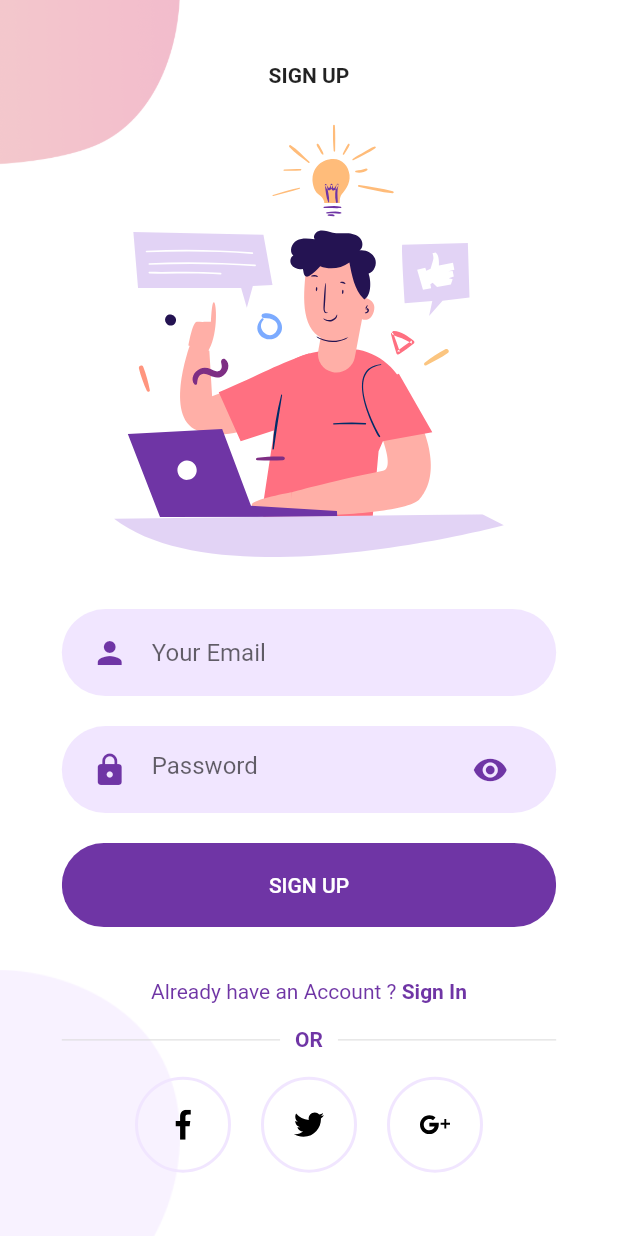
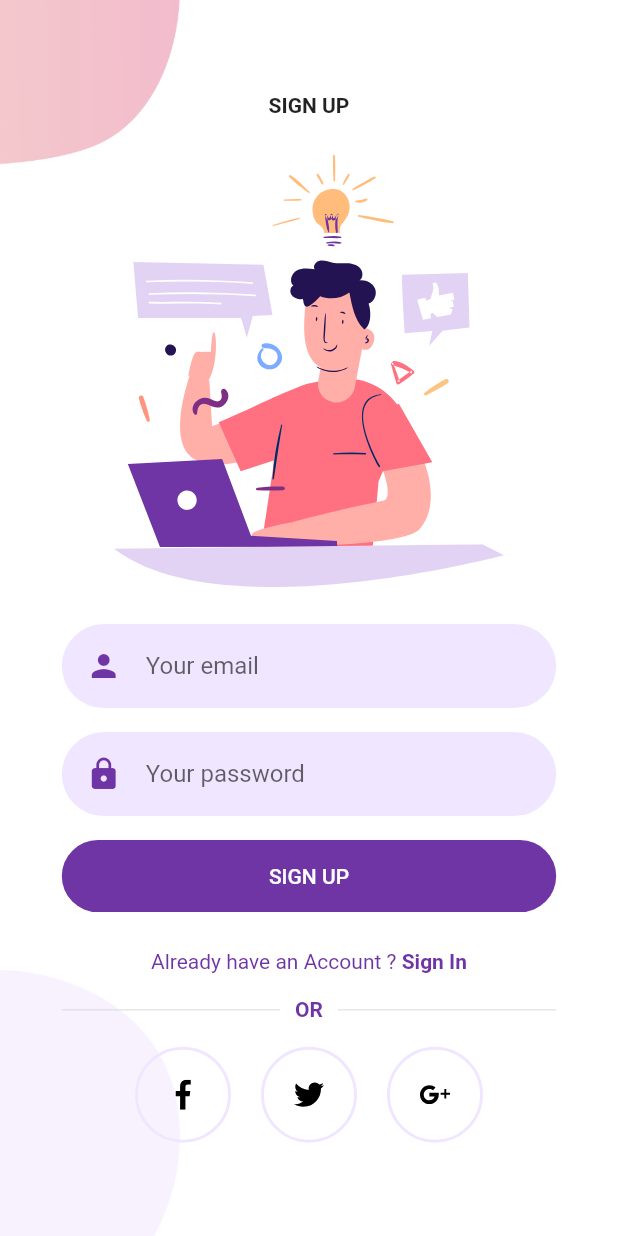
Before and after one commit to mazenshawky/Responsive-Auth-UI, a Flutter app: the screen it shows after launch, after a tap on "SIGN UP", on a phone screen of 412 x 824 dp. Run offline on Flutter 3.47's test engine with Material 2 defaults, Android fonts, the phone set to English and light mode, and no system bars; our stand-ins replace flutter_svg.

Commit message:
Change form fields

```diff
--- a/lib/components/rounded_button.dart
+++ /dev/null
@@ -1,44 +0,0 @@
-import 'package:auth_ui/resources/media_query_values.dart';
-import 'package:flutter/material.dart';
-
-import '../resources/app_colors.dart';
-
-class RoundedButton extends StatelessWidget {
-  final String text;
-  final VoidCallback press;
-  final Color color, textColor;
-
-  const RoundedButton({
-    Key? key,
-    required this.text,
-    required this.press,
-    this.color = AppColors.kPrimaryColor,
-    this.textColor = Colors.white,
-  }) : super(key: key);
-
-  @override
-  Widget build(BuildContext context) {
-    return Container(
-      margin: const EdgeInsets.symmetric(vertical: 10),
-      width: context.width * 0.8,
-      child: ClipRRect(
-        borderRadius: BorderRadius.circular(29),
-        child: ElevatedButton(
-          onPressed: press,
-          style: ElevatedButton.styleFrom(
-            backgroundColor: color,
-            elevation: 0,
-            padding: const EdgeInsets.symmetric(
-              vertical: 20,
-              horizontal: 40,
-            ),
-          ),
-          child: Text(
-            text,
-            style: TextStyle(color: textColor),
-          ),
-        ),
-      ),
-    );
-  }
-}
--- a/lib/components/rounded_input_field.dart
+++ /dev/null
@@ -1,34 +0,0 @@
-import 'package:flutter/material.dart';
-
-import '../resources/app_colors.dart';
-import '../screens/login/components/text_field_container.dart';
-
-class RoundedInputField extends StatelessWidget {
-  final String hintText;
-  final IconData icon;
-  final ValueChanged<String> onChanged;
-
-  const RoundedInputField({
-    Key? key,
-    required this.hintText,
-    this.icon = Icons.person,
-    required this.onChanged,
-  }) : super(key: key);
-
-  @override
-  Widget build(BuildContext context) {
-    return TextFieldContainer(
-      child: TextField(
-        onChanged: onChanged,
-        decoration: InputDecoration(
-          hintText: hintText,
-          icon: Icon(
-            icon,
-            color: AppColors.kPrimaryColor,
-          ),
-          border: InputBorder.none,
-        ),
-      ),
-    );
-  }
-}
--- a/lib/components/rounded_password_field.dart
+++ /dev/null
@@ -1,34 +0,0 @@
-import 'package:flutter/material.dart';
-
-import '../resources/app_colors.dart';
-import '../screens/login/components/text_field_container.dart';
-
-class RoundedPasswordField extends StatelessWidget {
-  final ValueChanged<String> onChanged;
-
-  const RoundedPasswordField({
-    Key? key,
-    required this.onChanged,
-  }) : super(key: key);
-
-  @override
-  Widget build(BuildContext context) {
-    return const TextFieldContainer(
-      child: TextField(
-        obscureText: true,
-        decoration: InputDecoration(
-          hintText: 'Password',
-          icon: Icon(
-            Icons.lock,
-            color: AppColors.kPrimaryColor,
-          ),
-          suffixIcon: Icon(
-            Icons.visibility,
-            color: AppColors.kPrimaryColor,
-          ),
-          border: InputBorder.none,
-        ),
-      ),
-    );
-  }
-}
--- a/lib/main.dart
+++ b/lib/main.dart
@@ -1,4 +1,4 @@
-import 'package:auth_ui/resources/app_colors.dart';
+import 'package:auth_ui/resources/app_themes.dart';
 import 'package:auth_ui/screens/welcome/welcome_screen.dart';
 import 'package:flutter/material.dart';
 
@@ -14,10 +14,7 @@ class MyApp extends StatelessWidget {
     return MaterialApp(
       debugShowCheckedModeBanner: false,
       title: 'Flutter Auth',
-      theme: ThemeData(
-        primaryColor: AppColors.kPrimaryColor,
-        scaffoldBackgroundColor: Colors.white,
-      ),
+      theme: getApplicationTheme(),
       home: const WelcomeScreen(),
     );
   }
--- /dev/null
+++ b/lib/resources/app_themes.dart
@@ -0,0 +1,29 @@
+import 'package:auth_ui/resources/app_colors.dart';
+import 'package:flutter/material.dart';
+
+ThemeData getApplicationTheme() {
+  return ThemeData(
+    primaryColor: AppColors.kPrimaryColor,
+    scaffoldBackgroundColor: Colors.white,
+    elevatedButtonTheme: ElevatedButtonThemeData(
+      style: ElevatedButton.styleFrom(
+        elevation: 0,
+        backgroundColor: AppColors.kPrimaryColor,
+        shape: const StadiumBorder(),
+        maximumSize: const Size(double.infinity, 48),
+        minimumSize: const Size(double.infinity, 48),
+      ),
+    ),
+    inputDecorationTheme: const InputDecorationTheme(
+      filled: true,
+      fillColor: AppColors.kPrimaryLightColor,
+      iconColor: AppColors.kPrimaryColor,
+      prefixIconColor: AppColors.kPrimaryColor,
+      contentPadding: EdgeInsets.symmetric(horizontal: 16.0, vertical: 16.0),
+      border: OutlineInputBorder(
+        borderRadius: BorderRadius.all(Radius.circular(30)),
+        borderSide: BorderSide.none,
+      ),
+    ),
+  );
+}
--- a/lib/screens/login/components/login_form.dart
+++ b/lib/screens/login/components/login_form.dart
@@ -1,10 +1,8 @@
+import 'package:auth_ui/resources/app_colors.dart';
 import 'package:auth_ui/resources/media_query_values.dart';
 import 'package:flutter/material.dart';
 
 import '../../../components/already_have_an_account_check.dart';
-import '../../../components/rounded_button.dart';
-import '../../../components/rounded_input_field.dart';
-import '../../../components/rounded_password_field.dart';
 import '../../Signup/signup_screen.dart';
 
 class LoginForm extends StatelessWidget {
@@ -14,18 +12,44 @@ class LoginForm extends StatelessWidget {
 
   @override
   Widget build(BuildContext context) {
-    return Column(
+    return Form(
+      child: Column(
         children: [
-        RoundedInputField(
-          hintText: 'Your Email',
-          onChanged: (value) {},
+          TextFormField(
+            keyboardType: TextInputType.emailAddress,
+            textInputAction: TextInputAction.next,
+            cursorColor: AppColors.kPrimaryColor,
+            onSaved: (email) {},
+            decoration: const InputDecoration(
+              hintText: "Email",
+              prefixIcon: Padding(
+                padding: EdgeInsets.all(16.0),
+                child: Icon(Icons.person),
               ),
-        RoundedPasswordField(
-          onChanged: (value) {},
             ),
-        RoundedButton(
-          text: 'LOGIN',
-          press: () {},
+          ),
+          const SizedBox(height: 16.0),
+          TextFormField(
+            textInputAction: TextInputAction.done,
+            obscureText: true,
+            cursorColor: AppColors.kPrimaryColor,
+            decoration: const InputDecoration(
+              hintText: "Password",
+              prefixIcon: Padding(
+                padding: EdgeInsets.all(16.0),
+                child: Icon(Icons.lock),
+              ),
+            ),
+          ),
+          const SizedBox(height: 16.0),
+          Hero(
+            tag: "login_btn",
+            child: ElevatedButton(
+              onPressed: () {},
+              child: const Text(
+                "LOGIN",
+              ),
+            ),
           ),
           SizedBox(height: context.height * 0.03),
           AlreadyHaveAnAccountCheck(
@@ -39,6 +63,7 @@ class LoginForm extends StatelessWidget {
             },
           ),
         ],
+      ),
     );
   }
 }
--- a/lib/screens/login/login_screen.dart
+++ b/lib/screens/login/login_screen.dart
@@ -62,9 +62,18 @@ class MobileLoginScreen extends StatelessWidget {
       child: SafeArea(
         child: Column(
           mainAxisAlignment: MainAxisAlignment.center,
-          children: const [
-            LoginScreenImage(),
-            LoginForm(),
+          children: [
+            const LoginScreenImage(),
+            Row(
+              children: const [
+                Spacer(),
+                Expanded(
+                  flex: 8,
+                  child: LoginForm(),
+                ),
+                Spacer(),
+              ],
+            ),
           ],
         ),
       ),
--- a/lib/screens/signup/components/sign_up_form.dart
+++ b/lib/screens/signup/components/sign_up_form.dart
@@ -2,9 +2,7 @@ import 'package:auth_ui/resources/media_query_values.dart';
 import 'package:flutter/material.dart';
 
 import '../../../components/already_have_an_account_check.dart';
-import '../../../components/rounded_button.dart';
-import '../../../components/rounded_input_field.dart';
-import '../../../components/rounded_password_field.dart';
+import '../../../resources/app_colors.dart';
 import '../../login/login_screen.dart';
 
 class SignUpForm extends StatelessWidget {
@@ -14,18 +12,42 @@ class SignUpForm extends StatelessWidget {
 
   @override
   Widget build(BuildContext context) {
-    return Column(
+    return Form(
+      child: Column(
         children: [
-        RoundedInputField(
-          hintText: 'Your Email',
-          onChanged: (value) {},
+          TextFormField(
+            keyboardType: TextInputType.emailAddress,
+            textInputAction: TextInputAction.next,
+            cursorColor: AppColors.kPrimaryColor,
+            onSaved: (email) {},
+            decoration: const InputDecoration(
+              hintText: "Your email",
+              prefixIcon: Padding(
+                padding: EdgeInsets.all(16.0),
+                child: Icon(Icons.person),
               ),
-        RoundedPasswordField(
-          onChanged: (value) {},
             ),
-        RoundedButton(
-          text: 'SIGN UP',
-          press: () {},
+          ),
+          const SizedBox(height: 16.0),
+          TextFormField(
+            textInputAction: TextInputAction.done,
+            obscureText: true,
+            cursorColor: AppColors.kPrimaryColor,
+            decoration: const InputDecoration(
+              hintText: "Your password",
+              prefixIcon: Padding(
+                padding: EdgeInsets.all(16.0),
+                child: Icon(Icons.lock),
+              ),
+            ),
+          ),
+          const SizedBox(height: 16.0),
+          Hero(
+            tag: "signup_btn",
+            child: ElevatedButton(
+              onPressed: () {},
+              child: const Text("SIGN UP"),
+            ),
           ),
           SizedBox(height: context.height * 0.03),
           AlreadyHaveAnAccountCheck(
@@ -40,6 +62,7 @@ class SignUpForm extends StatelessWidget {
             },
           ),
         ],
+      ),
     );
   }
 }
--- a/lib/screens/signup/signup_screen.dart
+++ b/lib/screens/signup/signup_screen.dart
@@ -65,10 +65,19 @@ class MobileSignUpScreen extends StatelessWidget {
       child: SafeArea(
         child: Column(
           mainAxisAlignment: MainAxisAlignment.center,
-          children: const [
-            SignUpScreenImage(),
-            SignUpForm(),
-            SocialSignUp(),
+          children: [
+            const SignUpScreenImage(),
+            Row(
+              children: const [
+                Spacer(),
+                Expanded(
+                  flex: 8,
+                  child: SignUpForm(),
+                ),
+                Spacer(),
+              ],
+            ),
+            const SocialSignUp(),
           ],
         ),
       ),
--- a/lib/screens/welcome/components/login_signup_btn.dart
+++ b/lib/screens/welcome/components/login_signup_btn.dart
@@ -1,6 +1,5 @@
 import 'package:flutter/material.dart';
 
-import '../../../components/rounded_button.dart';
 import '../../../resources/app_colors.dart';
 import '../../Signup/signup_screen.dart';
 import '../../login/login_screen.dart';
@@ -14,9 +13,10 @@ class LoginAndSignupBtn extends StatelessWidget {
   Widget build(BuildContext context) {
     return Column(
       children: [
-        RoundedButton(
-          text: 'LOGIN',
-          press: () {
+        Hero(
+          tag: "login_btn",
+          child: ElevatedButton(
+            onPressed: () {
               Navigator.push(
                 context,
                 MaterialPageRoute(
@@ -24,12 +24,16 @@ class LoginAndSignupBtn extends StatelessWidget {
                 ),
               );
             },
+            child: const Text(
+              "LOGIN",
             ),
-        RoundedButton(
-          text: 'SIGN UP',
-          color: AppColors.kPrimaryLightColor,
-          textColor: Colors.black,
-          press: () {
+          ),
+        ),
+        const SizedBox(height: 16),
+        Hero(
+          tag: "signup_btn",
+          child: ElevatedButton(
+            onPressed: () {
               Navigator.push(
                 context,
                 MaterialPageRoute(
@@ -37,6 +41,13 @@ class LoginAndSignupBtn extends StatelessWidget {
                 ),
               );
             },
+            style: ElevatedButton.styleFrom(
+                backgroundColor: AppColors.kPrimaryLightColor, elevation: 0),
+            child: const Text(
+              "SIGN UP",
+              style: TextStyle(color: Colors.black),
+            ),
+          ),
         ),
       ],
     );
--- a/lib/screens/welcome/welcome_screen.dart
+++ b/lib/screens/welcome/welcome_screen.dart
@@ -61,9 +61,18 @@ class MobileWelcomeScreen extends StatelessWidget {
     return SingleChildScrollView(
       child: Column(
         mainAxisAlignment: MainAxisAlignment.center,
-        children: const [
-          WelcomeImage(),
-          LoginAndSignupBtn(),
+        children: [
+          const WelcomeImage(),
+          Row(
+            children: const [
+              Spacer(),
+              Expanded(
+                flex: 8,
+                child: LoginAndSignupBtn(),
+              ),
+              Spacer(),
+            ],
+          ),
         ],
       ),
     );
```
Lines whose indentation alone changed are shown as unchanged.
